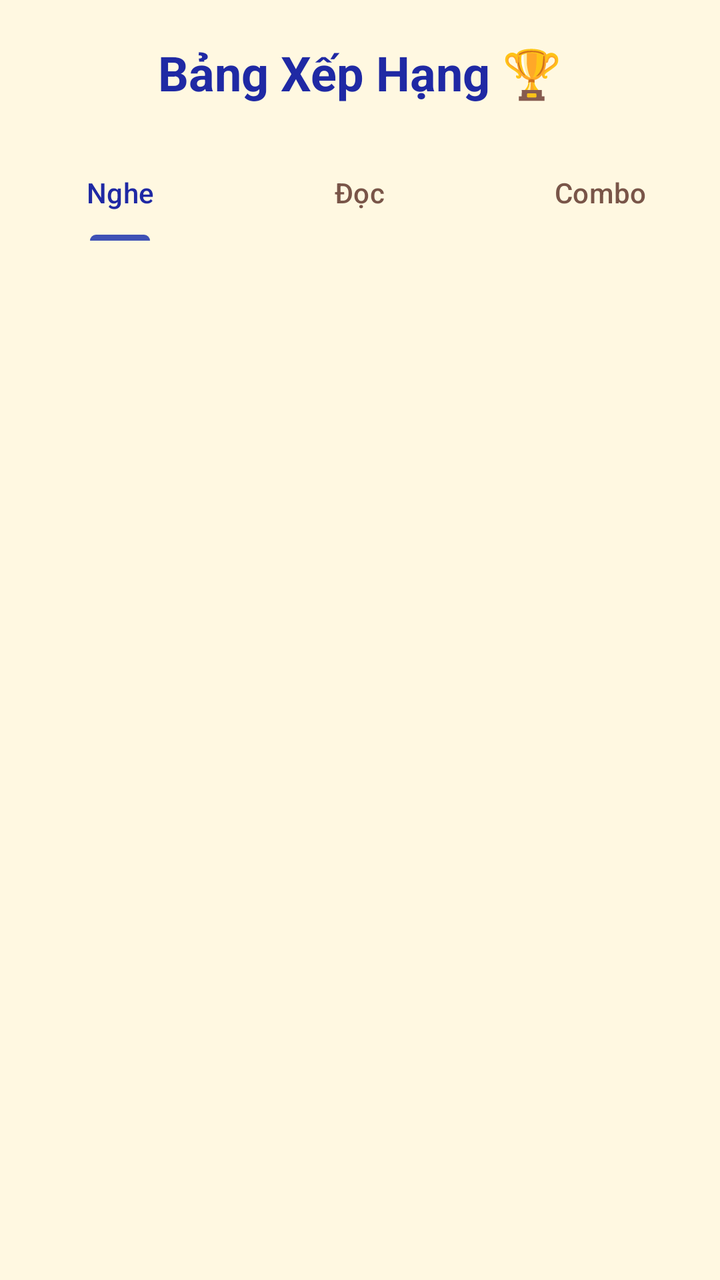
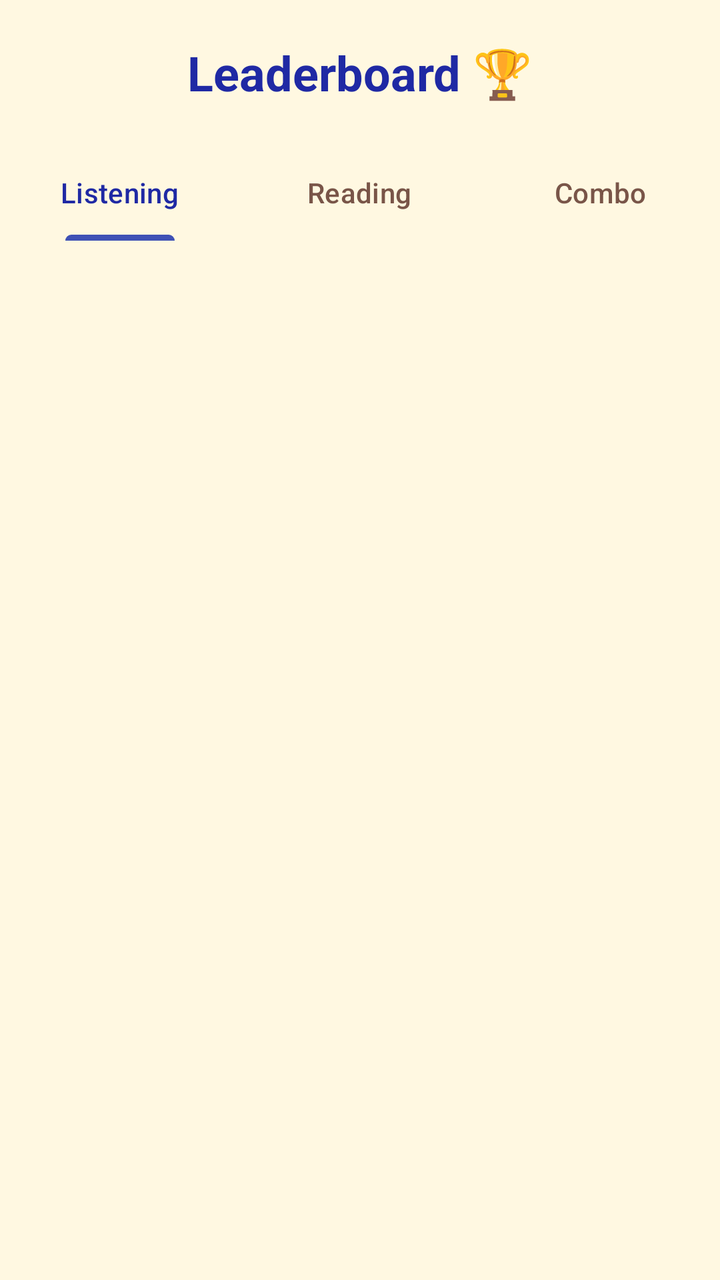

Two renders of the same Android screen: before a commit and after it. Below are the layout's source before the change and the commit's diff.
<!-- AndroidManifest.xml: application theme Theme.LingoEnglishApp -->
<!-- res/layout/fragment_leaderboard.xml -->
<?xml version="1.0" encoding="utf-8"?>
<LinearLayout xmlns:android="http://schemas.android.com/apk/res/android"
    xmlns:app="http://schemas.android.com/apk/res-auto"
    android:layout_width="match_parent"
    android:layout_height="match_parent"
    android:background="@color/colorBackground"
    android:orientation="vertical">

    <TextView
        android:layout_width="match_parent"
        android:layout_height="wrap_content"
        android:padding="20dp"
        android:text="Bảng Xếp Hạng 🏆"
        android:textAlignment="center"
        android:textColor="@color/colorPrimaryDark"
        android:textSize="24sp"
        android:textStyle="bold" />

    
    <com.google.android.material.tabs.TabLayout
        android:id="@+id/tabLayoutSkills"
        android:layout_width="match_parent"
        android:layout_height="wrap_content"
        android:background="@color/colorBackground"
        app:tabIndicatorColor="@color/colorPrimary"
        app:tabIndicatorHeight="3dp"
        app:tabSelectedTextColor="@color/colorPrimaryDark"
        app:tabTextColor="@color/colorTextSecondary">

        <com.google.android.material.tabs.TabItem
            android:layout_width="wrap_content"
            android:layout_height="wrap_content"
            android:text="Nghe" />

        <com.google.android.material.tabs.TabItem
            android:layout_width="wrap_content"
            android:layout_height="wrap_content"
            android:text="Đọc" />

        <com.google.android.material.tabs.TabItem
            android:layout_width="wrap_content"
            android:layout_height="wrap_content"
            android:text="Combo" />
    </com.google.android.material.tabs.TabLayout>

    
    <ProgressBar
        android:id="@+id/progressBar"
        android:layout_width="wrap_content"
        android:layout_height="wrap_content"
        android:layout_gravity="center"
        android:layout_marginTop="50dp"
        android:visibility="gone" />

    
    <androidx.recyclerview.widget.RecyclerView
        android:id="@+id/recyclerViewLeaderboard"
        android:layout_width="match_parent"
        android:layout_height="match_parent"
        android:clipToPadding="false"
        android:paddingTop="8dp"
        android:paddingBottom="80dp" />

</LinearLayout>
<!-- resources referenced by this layout -->
<resources>
  <color name="colorBackground">#FFF8E1</color>
  <color name="colorPrimary">#3F51B5</color>
  <color name="colorPrimaryDark">#1F29A4</color>
  <color name="colorTextSecondary">#795548</color>
  <style name="Theme.LingoEnglishApp" parent="Base.Theme.LingoEnglishApp" />
  <style name="Base.Theme.LingoEnglishApp" parent="Theme.Material3.DayNight.NoActionBar">
          
          
      </style>
</resources>

<!-- the commit's change to res/layout/fragment_leaderboard.xml (unified diff, before → after) -->
@@ -10,7 +10,7 @@
         android:layout_width="match_parent"
         android:layout_height="wrap_content"
         android:padding="20dp"
-        android:text="Bảng Xếp Hạng 🏆"
+        android:text="Leaderboard 🏆"
         android:textAlignment="center"
         android:textColor="@color/colorPrimaryDark"
         android:textSize="24sp"
@@ -30,12 +30,12 @@
         <com.google.android.material.tabs.TabItem
             android:layout_width="wrap_content"
             android:layout_height="wrap_content"
-            android:text="Nghe" />
+            android:text="Listening" />
 
         <com.google.android.material.tabs.TabItem
             android:layout_width="wrap_content"
             android:layout_height="wrap_content"
-            android:text="Đọc" />
+            android:text="Reading" />
 
         <com.google.android.material.tabs.TabItem
             android:layout_width="wrap_content"
